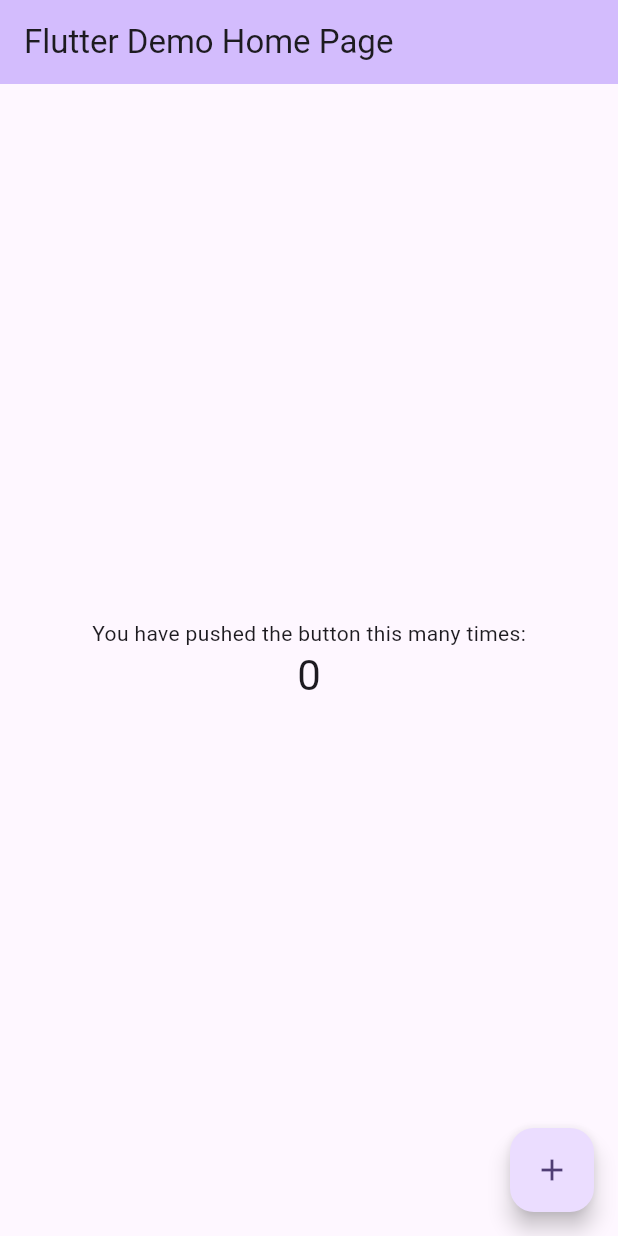
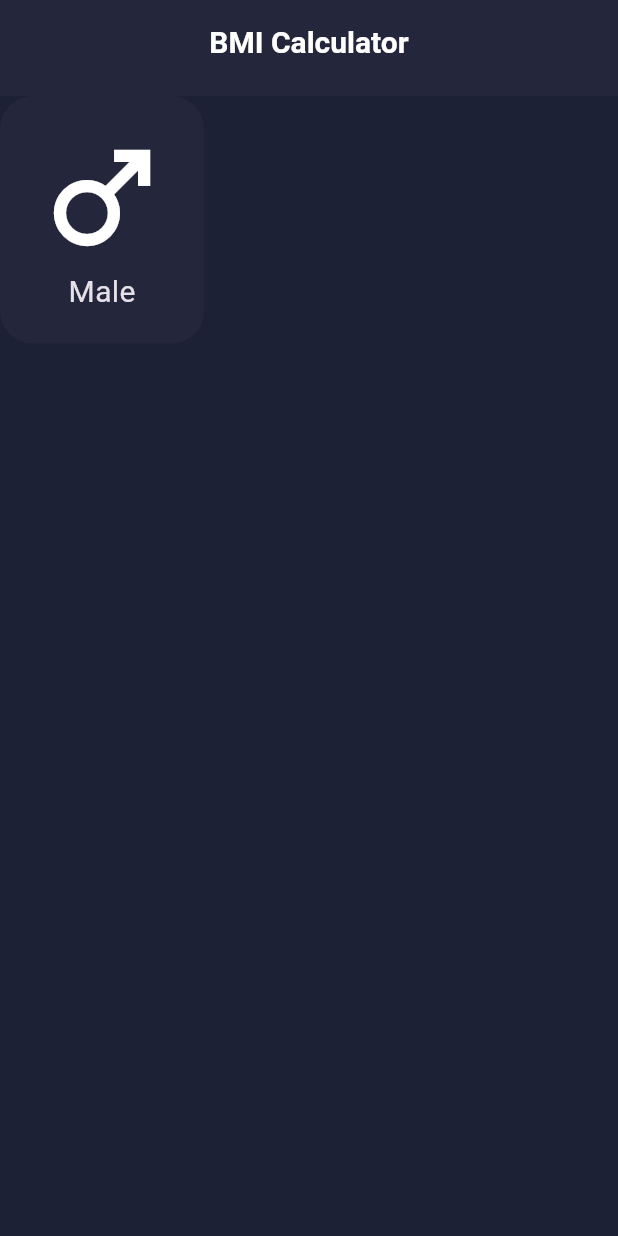
Before and after one commit to muhamedxzidan/frist_figma, a Flutter app: the screen it shows after launch, on a phone screen of 412 x 824 dp. Run offline on Flutter 3.47's test engine with Material 3 defaults, Android fonts, the phone set to English and light mode, and no system bars.

Commit message:
finsh appbarr & frist row

```diff
--- /dev/null
+++ b/bmi_app/lib/all_screen/home_screen.dart
@@ -0,0 +1,43 @@
+import 'package:bmi_app/widgets/cost_appbar.dart';
+import 'package:flutter/material.dart';
+
+class HomeScreen extends StatelessWidget {
+  const HomeScreen({super.key});
+
+  @override
+  Widget build(BuildContext context) {
+    return Scaffold(
+      appBar: CostAppbar(),
+      body: Column(
+        children: [
+          //row gender
+          Row(
+            // crossAxisAlignment: CrossAxisAlignment.center,
+            children: [
+              Container(
+                padding: EdgeInsets.all(20),
+                decoration: BoxDecoration(
+                  borderRadius: BorderRadius.circular(22),
+                  color: Color(0xff24263B),
+                ),
+                alignment: Alignment.topCenter,
+                child: Column(
+                  children: [
+                    Icon(Icons.male, size: 96),
+                    Text("Male", style: TextStyle(fontSize: 20)),
+                  ],
+                ),
+              ),
+            ],
+          ),
+
+          //contenr heghit
+          Container(),
+
+          //row age
+          Row(),
+        ],
+      ),
+    );
+  }
+}
--- /dev/null
+++ b/bmi_app/lib/bmi_app.dart
@@ -0,0 +1,17 @@
+import 'package:bmi_app/all_screen/home_screen.dart';
+import 'package:flutter/material.dart';
+
+class BmiApp extends StatelessWidget {
+  const BmiApp({super.key});
+
+  @override
+  Widget build(BuildContext context) {
+    return MaterialApp(
+      theme: ThemeData(
+        brightness: Brightness.dark,
+        scaffoldBackgroundColor: Color(0xff1C2135),
+      ),
+      home: HomeScreen(),
+    );
+  }
+}
--- a/bmi_app/lib/main.dart
+++ b/bmi_app/lib/main.dart
@@ -1,122 +1,6 @@
+import 'package:bmi_app/bmi_app.dart';
 import 'package:flutter/material.dart';
 
 void main() {
-  runApp(const MyApp());
+  runApp(BmiApp());
 }
-
-class MyApp extends StatelessWidget {
-  const MyApp({super.key});
-
-  // This widget is the root of your application.
-  @override
-  Widget build(BuildContext context) {
-    return MaterialApp(
-      title: 'Flutter Demo',
-      theme: ThemeData(
-        // This is the theme of your application.
-        //
-        // TRY THIS: Try running your application with "flutter run". You'll see
-        // the application has a purple toolbar. Then, without quitting the app,
-        // try changing the seedColor in the colorScheme below to Colors.green
-        // and then invoke "hot reload" (save your changes or press the "hot
-        // reload" button in a Flutter-supported IDE, or press "r" if you used
-        // the command line to start the app).
-        //
-        // Notice that the counter didn't reset back to zero; the application
-        // state is not lost during the reload. To reset the state, use hot
-        // restart instead.
-        //
-        // This works for code too, not just values: Most code changes can be
-        // tested with just a hot reload.
-        colorScheme: ColorScheme.fromSeed(seedColor: Colors.deepPurple),
-      ),
-      home: const MyHomePage(title: 'Flutter Demo Home Page'),
-    );
-  }
-}
-
-class MyHomePage extends StatefulWidget {
-  const MyHomePage({super.key, required this.title});
-
-  // This widget is the home page of your application. It is stateful, meaning
-  // that it has a State object (defined below) that contains fields that affect
-  // how it looks.
-
-  // This class is the configuration for the state. It holds the values (in this
-  // case the title) provided by the parent (in this case the App widget) and
-  // used by the build method of the State. Fields in a Widget subclass are
-  // always marked "final".
-
-  final String title;
-
-  @override
-  State<MyHomePage> createState() => _MyHomePageState();
-}
-
-class _MyHomePageState extends State<MyHomePage> {
-  int _counter = 0;
-
-  void _incrementCounter() {
-    setState(() {
-      // This call to setState tells the Flutter framework that something has
-      // changed in this State, which causes it to rerun the build method below
-      // so that the display can reflect the updated values. If we changed
-      // _counter without calling setState(), then the build method would not be
-      // called again, and so nothing would appear to happen.
-      _counter++;
-    });
-  }
-
-  @override
-  Widget build(BuildContext context) {
-    // This method is rerun every time setState is called, for instance as done
-    // by the _incrementCounter method above.
-    //
-    // The Flutter framework has been optimized to make rerunning build methods
-    // fast, so that you can just rebuild anything that needs updating rather
-    // than having to individually change instances of widgets.
-    return Scaffold(
-      appBar: AppBar(
-        // TRY THIS: Try changing the color here to a specific color (to
-        // Colors.amber, perhaps?) and trigger a hot reload to see the AppBar
-        // change color while the other colors stay the same.
-        backgroundColor: Theme.of(context).colorScheme.inversePrimary,
-        // Here we take the value from the MyHomePage object that was created by
-        // the App.build method, and use it to set our appbar title.
-        title: Text(widget.title),
-      ),
-      body: Center(
-        // Center is a layout widget. It takes a single child and positions it
-        // in the middle of the parent.
-        child: Column(
-          // Column is also a layout widget. It takes a list of children and
-          // arranges them vertically. By default, it sizes itself to fit its
-          // children horizontally, and tries to be as tall as its parent.
-          //
-          // Column has various properties to control how it sizes itself and
-          // how it positions its children. Here we use mainAxisAlignment to
-          // center the children vertically; the main axis here is the vertical
-          // axis because Columns are vertical (the cross axis would be
-          // horizontal).
-          //
-          // TRY THIS: Invoke "debug painting" (choose the "Toggle Debug Paint"
-          // action in the IDE, or press "p" in the console), to see the
-          // wireframe for each widget.
-          mainAxisAlignment: MainAxisAlignment.center,
-          children: <Widget>[
-            const Text('You have pushed the button this many times:'),
-            Text(
-              '$_counter',
-              style: Theme.of(context).textTheme.headlineMedium,
-            ),
-          ],
-        ),
-      ),
-      floatingActionButton: FloatingActionButton(
-        onPressed: _incrementCounter,
-        tooltip: 'Increment',
-        child: const Icon(Icons.add),
-      ), // This trailing comma makes auto-formatting nicer for build methods.
-    );
-  }
-}
--- /dev/null
+++ b/bmi_app/lib/widgets/cost_appbar.dart
@@ -0,0 +1,24 @@
+import 'package:flutter/material.dart';
+
+class CostAppbar extends StatelessWidget implements PreferredSizeWidget {
+  const CostAppbar({super.key});
+
+  @override
+  Widget build(BuildContext context) {
+    return AppBar(
+      centerTitle: true,
+      backgroundColor: Color(0xff24263B),
+      title: Text(
+        "BMI Calculator",
+        style: TextStyle(
+          fontSize: 20,
+          fontWeight: FontWeight.w600,
+          color: Colors.white,
+        ),
+      ),
+    );
+  }
+
+  @override
+  Size get preferredSize => Size.fromHeight(64);
+}
```
Also changed, not shown: 1 other file.
